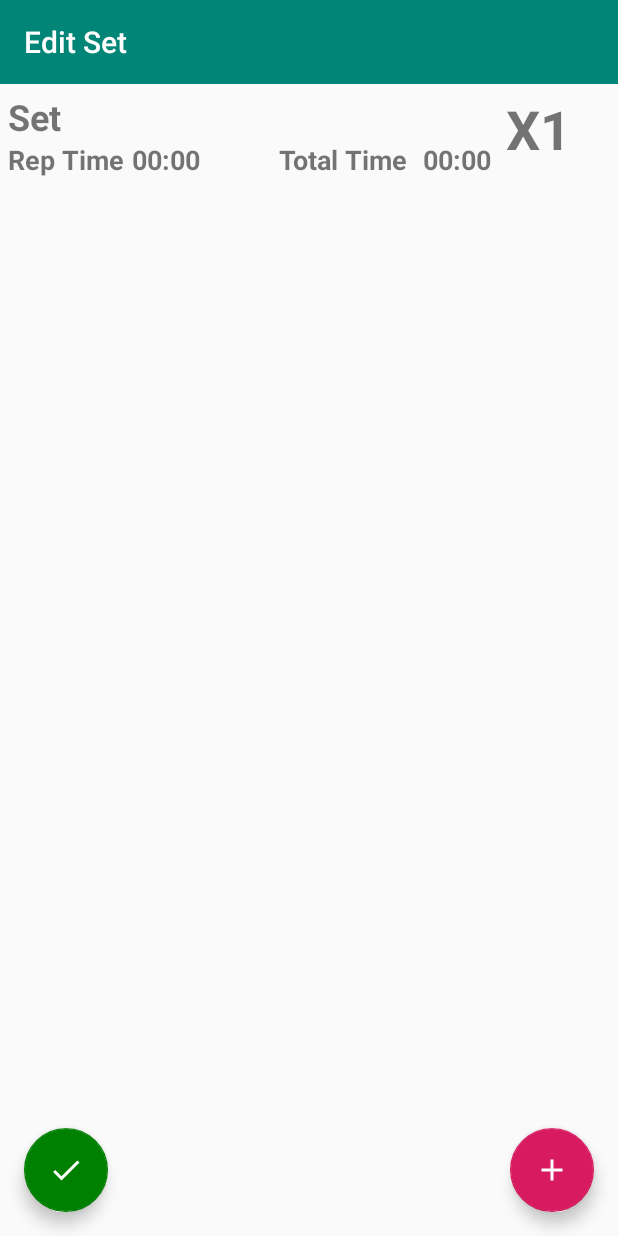
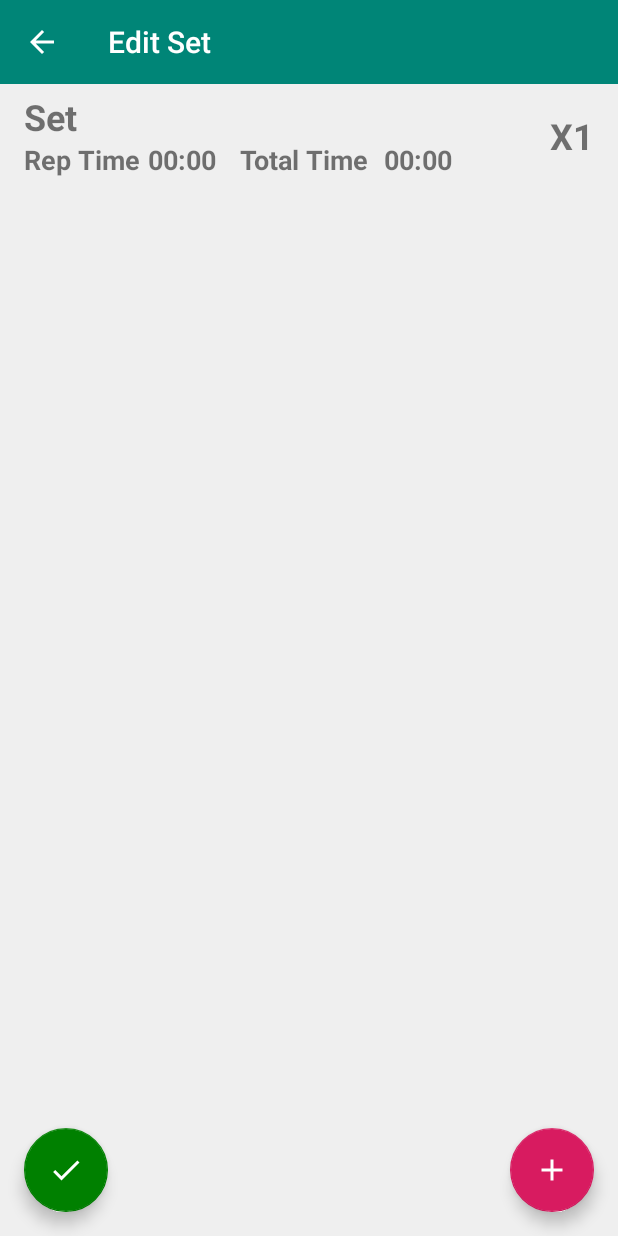
Before and after one commit to winther32/Interval_Timer_App, an Android app: the SetEdit screen opened directly, with no data from a screen before it, on a phone screen of 412 x 824 dp. Run offline under Robolectric (Android 15) with nearby library versions, the phone set to English and light mode, and no system bars; libraries missing offline, so code that uses them is left out: com.woxthebox.draglistview; plain views replace DragListView; 6 statements that could not run were skipped.

Commit message:
Set edit activity and buttons added. Set swipe and click bug

```diff
--- a/app/src/main/java/com/example/intervaltimer/DebugTestWorkout.java
+++ b/app/src/main/java/com/example/intervaltimer/DebugTestWorkout.java
@@ -32,9 +32,9 @@ public class DebugTestWorkout {
         testWorkout.workoutName = "Debug Workout";
 
         // Add timers to set
-        s1.add(t1);
-        s1.add(t2);
-        s1.add(t3);
+        s1.add(w1);
+        s1.add(w2);
+        s1.add(w3);
         WorkoutItem w11 = new WorkoutItem(s1);
         // Add set
         testWorkout.add(w11);
--- a/app/src/main/java/com/example/intervaltimer/SelectAdapter.java
+++ b/app/src/main/java/com/example/intervaltimer/SelectAdapter.java
@@ -67,6 +67,7 @@ public class SelectAdapter extends RecyclerView.Adapter<SelectAdapter.SelectView
         public void onClick(View v) {
             workoutClickListener.workoutClicked(allWorkouts.get(getAdapterPosition()));
         }
+
     }
 
     // Interface for clicking the recycler view
--- a/app/src/main/java/com/example/intervaltimer/SetEdit.java
+++ b/app/src/main/java/com/example/intervaltimer/SetEdit.java
@@ -1,8 +1,11 @@
 package com.example.intervaltimer;
 
+import android.content.Intent;
 import android.content.SharedPreferences;
 import android.os.Bundle;
 import android.os.PersistableBundle;
+import android.view.Menu;
+import android.view.MenuItem;
 import android.view.View;
 import android.widget.TextView;
 
@@ -22,9 +25,9 @@ import com.woxthebox.draglistview.swipe.ListSwipeItem;
 import java.lang.reflect.Type;
 import java.util.ArrayList;
 
-public class SetEdit extends AppCompatActivity {
+public class SetEdit extends AppCompatActivity implements NewTimerDialog.NewTimerDialogListener{
 
-    TextView setName, repTime, totTime, iterations;
+    TextView setName, repTime, totTime, iterations, deleteSwipe, editSwipe;
     DragListView dragListView;
     Workout workout;
     Set set;
@@ -39,8 +42,8 @@ public class SetEdit extends AppCompatActivity {
         Toolbar toolbar = findViewById(R.id.setToolbar);
         setSupportActionBar(toolbar);
         // Get a support ActionBar corresponding to this toolbar
-//        ActionBar ab = getSupportActionBar();
-//        ab.setDisplayHomeAsUpEnabled(true); // Enable the Up button
+        ActionBar ab = getSupportActionBar();
+        ab.setDisplayHomeAsUpEnabled(true); // Enable the Up button
 
         ////////// Init all vars w/views ///////////
 
@@ -49,6 +52,8 @@ public class SetEdit extends AppCompatActivity {
         totTime = findViewById(R.id.editSetTotTime);
         iterations = findViewById(R.id.editSetIterations);
         dragListView = findViewById(R.id.setDragList);
+        addTimer = findViewById(R.id.setAddFab);
+        done = findViewById(R.id.setDone);
 
         loadData(); // Load all workouts into workoutList
 
@@ -71,6 +76,18 @@ public class SetEdit extends AppCompatActivity {
             set = workout.get(setIndex).getSet();
         }
 
+
+        /////////// Init Display Times //////////////
+
+        repTime.setText("" + String.format("%02d", set.Minutes) +
+                ":" + String.format("%02d", set.Seconds));
+        int totSec = set.getTotalTime();
+        int Min = totSec / 60;
+        totSec = totSec % 60;
+        totTime.setText("" + String.format("%02d", Min) +
+                ":" + String.format("%02d", totSec));
+
+
         ////////// Init Drag List ////////////
 
         // Needed for swipe capabilities
@@ -89,29 +106,30 @@ public class SetEdit extends AppCompatActivity {
         });
         dragListView.setLayoutManager(new LinearLayoutManager(this));
         dragListView.setCanDragHorizontally(false);
-        editDragAdapter itemAdapter = new editDragAdapter(workout.masterList, R.id.timer_swipe_card, true);
+        editDragAdapter itemAdapter = new editDragAdapter(set.setList, R.id.timer_swipe_card, true);
         dragListView.setAdapter(itemAdapter, true);
 
-        ///////// Buttons ///////////
+        /////// Buttons ///////////
 
         addTimer.setOnClickListener(new View.OnClickListener() {
             @Override
             public void onClick(View v) {
-
+                openTimerCreation();
             }
         });
 
         done.setOnClickListener(new View.OnClickListener() {
             @Override
             public void onClick(View v) {
-
+                saveWorkout();
+                backToEditWorkout();
             }
         });
 
     }
 
     // Function to save to shared Prefs
-    private void saveWorkout(){
+    private void saveWorkout() {
         if (!workoutList.contains(workout)) {
             workoutList.add(workout); // add newly created workout to save array
         }
@@ -125,7 +143,7 @@ public class SetEdit extends AppCompatActivity {
     }
 
     // Load the saved workout list from Shared Prefs.
-    private void loadData(){
+    private void loadData() {
         SharedPreferences sharedPreferences = getSharedPreferences("shared preferences", MODE_PRIVATE);
         Gson gson = new Gson();
         String json = sharedPreferences.getString("Workout list", null);
@@ -137,5 +155,88 @@ public class SetEdit extends AppCompatActivity {
         }
     }
 
+    // Finish this activity and launch new edit workout activity
+    public void backToEditWorkout() {
+        Intent intent = new Intent(this, WorkoutView.class );
+        intent.putExtra("Workout Index", workoutList.indexOf(workout));
+        startActivity(intent);
+        finish();
+    }
 
+    /////////////////// Menu functions ////////////////
+
+    @Override
+    public boolean onCreateOptionsMenu(Menu menu) {
+        // Inflate the menu; this adds items to the action bar if it is present.
+//        getMenuInflater().inflate(R.menu.menu_edit, menu);
+        return true;
+    }
+
+    @Override
+    public boolean onOptionsItemSelected(MenuItem item) {
+        // Handle action bar item clicks here. The action bar will
+        // automatically handle clicks on the Home/Up button, so long
+        // as you specify a parent activity in AndroidManifest.xml.
+
+        switch (item.getItemId()) {
+            case android.R.id.home: // close activity on up button
+                backToEditWorkout();
+                return true;
+            default:
+                return super.onOptionsItemSelected(item);
+        }
+    }
+
+
+    //////////////// NewTimerDialog Interface funcs ////////////////////
+
+    // Launches the new dialog to prompt for new timer info. Part of edit screen
+    public void openTimerCreation() {
+        NewTimerDialog timerDialog = new NewTimerDialog();
+        timerDialog.show(getSupportFragmentManager(), "Timer creation");
+    }
+
+    @Override
+    public void addTimer(WorkoutItem item) {
+        dragListView.getAdapter().addItem(set.setList.size(), item);
+
+        // Update set values (rep time)
+        int totSec = set.Seconds + item.getTimer().Seconds;
+        set.Seconds = totSec % 60;
+        set.Minutes += totSec / 60;
+
+        // Update rep time display
+        repTime.setText("" + String.format("%02d", set.Minutes) +
+                ":" + String.format("%02d", set.Seconds));
+
+        // Update total time display
+        totSec = set.getTotalTime();
+        int Min = totSec / 60;
+        totSec = totSec % 60;
+        totTime.setText("" + String.format("%02d", Min) +
+                ":" + String.format("%02d", totSec));
+    }
+
+    @Override
+    public void editTimer(WorkoutItem item, int pos) {
+        // Rn jut add and new then remove the old timer to "edit"
+        dragListView.getAdapter().addItem(pos, item);
+        dragListView.getAdapter().removeItem(pos+1);
+
+        // Update set values (rep time)
+        int totSec = set.Seconds + item.getTimer().Seconds;
+        set.Seconds = totSec % 60;
+        set.Minutes += totSec / 60;
+
+        // Update rep time display
+        repTime.setText("" + String.format("%02d", set.Minutes) +
+                ":" + String.format("%02d", set.Seconds));
+
+        // Update total time display
+        totSec = set.getTotalTime();
+        int Min = totSec / 60;
+        totSec = totSec % 60;
+        totTime.setText("" + String.format("%02d", Min) +
+                ":" + String.format("%02d", totSec));
+    }
 }
--- a/app/src/main/res/layout/activity_main.xml
+++ b/app/src/main/res/layout/activity_main.xml
@@ -5,6 +5,7 @@
     android:id="@+id/coordinatorLayout"
     android:layout_width="match_parent"
     android:layout_height="match_parent"
+    android:background="#EFEFEF"
     tools:context=".MainActivity">
 
     <androidx.recyclerview.widget.RecyclerView
--- a/app/src/main/res/layout/activity_workout_run.xml
+++ b/app/src/main/res/layout/activity_workout_run.xml
@@ -4,6 +4,7 @@
     xmlns:tools="http://schemas.android.com/tools"
     android:layout_width="match_parent"
     android:layout_height="match_parent"
+    android:background="#EFEFEF"
     tools:context=".WorkoutRun">
 
     <Button
@@ -79,13 +80,13 @@
     <ProgressBar
         android:id="@+id/runProgressBar"
         style="?android:attr/progressBarStyleHorizontal"
-        android:theme="@style/My_Progress_Bar"
         android:layout_width="0dp"
         android:layout_height="0dp"
         android:layout_marginStart="10dp"
         android:layout_marginLeft="10dp"
         android:layout_marginEnd="10dp"
         android:layout_marginRight="10dp"
+        android:theme="@style/My_Progress_Bar"
         app:layout_constraintBottom_toTopOf="@+id/currentName"
         app:layout_constraintEnd_toEndOf="parent"
         app:layout_constraintHorizontal_bias="0.915"
--- a/app/src/main/res/layout/content_workout_view.xml
+++ b/app/src/main/res/layout/content_workout_view.xml
@@ -4,6 +4,7 @@
     xmlns:tools="http://schemas.android.com/tools"
     android:layout_width="match_parent"
     android:layout_height="match_parent"
+    android:background="#EFEFEF"
     app:layout_behavior="@string/appbar_scrolling_view_behavior">
 
     <com.woxthebox.draglistview.DragListView
--- a/app/src/main/res/layout/edit_row_timer.xml
+++ b/app/src/main/res/layout/edit_row_timer.xml
@@ -10,6 +10,7 @@
         android:layout_height="wrap_content"
         android:layout_marginTop="5dp"
         android:layout_marginBottom="5dp"
+        app:cardCornerRadius="5dp"
         app:layout_constraintBottom_toBottomOf="parent"
         app:layout_constraintEnd_toEndOf="parent"
         app:layout_constraintStart_toStartOf="parent"
--- a/app/src/main/res/layout/row_workout.xml
+++ b/app/src/main/res/layout/row_workout.xml
@@ -10,6 +10,7 @@
         android:layout_height="wrap_content"
         android:layout_marginTop="5dp"
         android:layout_marginBottom="5dp"
+        app:cardCornerRadius="5dp"
         app:layout_constraintBottom_toBottomOf="parent"
         app:layout_constraintEnd_toEndOf="parent"
         app:layout_constraintStart_toStartOf="parent"
--- a/app/src/main/res/layout/set_edit.xml
+++ b/app/src/main/res/layout/set_edit.xml
@@ -3,7 +3,8 @@
     xmlns:app="http://schemas.android.com/apk/res-auto"
     xmlns:tools="http://schemas.android.com/tools"
     android:layout_width="match_parent"
-    android:layout_height="match_parent">
+    android:layout_height="match_parent"
+    android:background="#EFEFEF">
 
     <androidx.appcompat.widget.Toolbar
         android:id="@+id/setToolbar"
@@ -31,8 +32,7 @@
         app:layout_constraintEnd_toEndOf="parent"
         app:layout_constraintHorizontal_bias="0.0"
         app:layout_constraintStart_toStartOf="parent"
-        app:layout_constraintTop_toBottomOf="@+id/editSetIterations"
-        app:layout_constraintVertical_bias="0.0" />
+        app:layout_constraintTop_toBottomOf="@+id/editSetRepTimeText" />
 
     <com.google.android.material.floatingactionbutton.FloatingActionButton
         android:id="@+id/setAddFab"
@@ -57,32 +57,32 @@
         android:id="@+id/editSetTotTime"
         android:layout_width="wrap_content"
         android:layout_height="wrap_content"
-        android:layout_marginEnd="10dp"
-        android:layout_marginRight="10dp"
+        android:layout_marginStart="10dp"
+        android:layout_marginLeft="10dp"
         android:text="@string/empty_timer_display"
         android:textSize="18sp"
         android:textStyle="bold"
-        app:layout_constraintEnd_toStartOf="@+id/editSetIterations"
-        app:layout_constraintTop_toBottomOf="@+id/editSetName" />
+        app:layout_constraintBottom_toBottomOf="@+id/editSetRepTimeText"
+        app:layout_constraintStart_toEndOf="@+id/editSetTotText" />
 
     <TextView
         android:id="@+id/editSetTotText"
         android:layout_width="wrap_content"
         android:layout_height="wrap_content"
-        android:layout_marginEnd="10dp"
-        android:layout_marginRight="10dp"
+        android:layout_marginStart="16dp"
+        android:layout_marginLeft="16dp"
         android:text="@string/total_time"
         android:textSize="18sp"
         android:textStyle="bold"
-        app:layout_constraintBottom_toBottomOf="@+id/editSetTotTime"
-        app:layout_constraintEnd_toStartOf="@+id/editSetTotTime" />
+        app:layout_constraintBottom_toBottomOf="@+id/editSetRepTimeText"
+        app:layout_constraintStart_toEndOf="@+id/editSetRepTime" />
 
     <TextView
         android:id="@+id/editSetName"
         android:layout_width="0dp"
         android:layout_height="wrap_content"
-        android:layout_marginStart="5dp"
-        android:layout_marginLeft="5dp"
+        android:layout_marginStart="16dp"
+        android:layout_marginLeft="16dp"
         android:layout_marginTop="5dp"
         android:layout_marginEnd="10dp"
         android:layout_marginRight="10dp"
@@ -117,12 +117,12 @@
 
     <TextView
         android:id="@+id/editSetIterations"
-        android:layout_width="69dp"
-        android:layout_height="0dp"
-        android:layout_marginEnd="5dp"
-        android:layout_marginRight="5dp"
+        android:layout_width="wrap_content"
+        android:layout_height="wrap_content"
+        android:layout_marginEnd="16dp"
+        android:layout_marginRight="16dp"
         android:text="@string/base_rep_display"
-        android:textSize="36sp"
+        android:textSize="24sp"
         android:textStyle="bold"
         app:layout_constraintBottom_toBottomOf="@+id/editSetTotTime"
         app:layout_constraintEnd_toEndOf="parent"
--- a/app/src/main/res/layout/swipe_item.xml
+++ b/app/src/main/res/layout/swipe_item.xml
@@ -1,7 +1,6 @@
 <?xml version="1.0" encoding="utf-8"?>
 
-<com.woxthebox.draglistview.swipe.ListSwipeItem
-    xmlns:android="http://schemas.android.com/apk/res/android"
+<com.woxthebox.draglistview.swipe.ListSwipeItem xmlns:android="http://schemas.android.com/apk/res/android"
     xmlns:app="http://schemas.android.com/apk/res-auto"
     xmlns:tools="http://schemas.android.com/tools"
     android:layout_width="match_parent"
@@ -50,7 +49,8 @@
             android:layout_width="match_parent"
             android:layout_height="wrap_content"
             android:layout_marginTop="0dp"
-            android:layout_marginBottom="0dp">
+            android:layout_marginBottom="0dp"
+            app:cardCornerRadius="5dp">
 
             <androidx.constraintlayout.widget.ConstraintLayout
                 android:id="@+id/timer_swipe_card"
```
Also changed, not shown: app/src/main/java/com/example/intervaltimer/DeleteWorkoutDialog.java (+21 -2 lines), app/src/main/java/com/example/intervaltimer/MainActivity.java (+6 -10 lines), app/src/main/java/com/example/intervaltimer/Set.java (+5 -5 lines), app/src/main/java/com/example/intervaltimer/WorkoutView.java (+32 -5 lines), app/src/main/res/layout/swipe_set.xml (+6 -1 lines).
